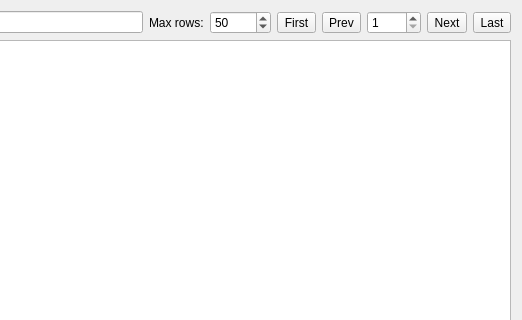
ccorrado71/qualx3, file src/dbresultswidget.ui: the form before one commit; both pictures show x 428 to 950 and y 0 to 320 of the 950 by 520 pixel window.
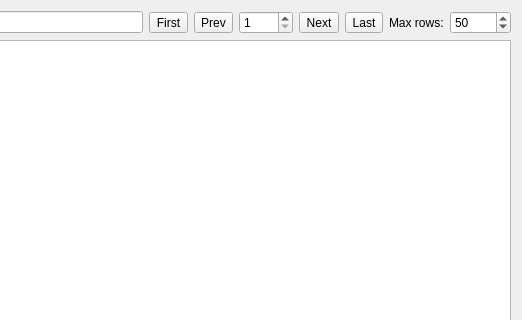
The form after the commit.

Diff of the .ui file:
```diff
--- a/src/dbresultswidget.ui
+++ b/src/dbresultswidget.ui
@@ -26,29 +26,6 @@
      <item>
       <widget class="QLineEdit" name="textFilterEdit"/>
      </item>
-     <item>
-      <widget class="QLabel" name="labelMaxRows">
-       <property name="text">
-        <string>Max rows:</string>
-       </property>
-      </widget>
-     </item>
-     <item>
-      <widget class="QSpinBox" name="maxRowSpin">
-       <property name="minimum">
-        <number>1</number>
-       </property>
-       <property name="maximum">
-        <number>10000</number>
-       </property>
-       <property name="singleStep">
-        <number>5</number>
-       </property>
-       <property name="value">
-        <number>50</number>
-       </property>
-      </widget>
-     </item>
      <item>
       <widget class="QToolButton" name="firstBtn">
        <property name="text">
@@ -90,6 +67,29 @@
        </property>
       </widget>
      </item>
+     <item>
+      <widget class="QLabel" name="labelMaxRows">
+       <property name="text">
+        <string>Max rows:</string>
+       </property>
+      </widget>
+     </item>
+     <item>
+      <widget class="QSpinBox" name="maxRowSpin">
+       <property name="minimum">
+        <number>1</number>
+       </property>
+       <property name="maximum">
+        <number>10000</number>
+       </property>
+       <property name="singleStep">
+        <number>5</number>
+       </property>
+       <property name="value">
+        <number>50</number>
+       </property>
+      </widget>
+     </item>
     </layout>
    </item>
    <item>
```
